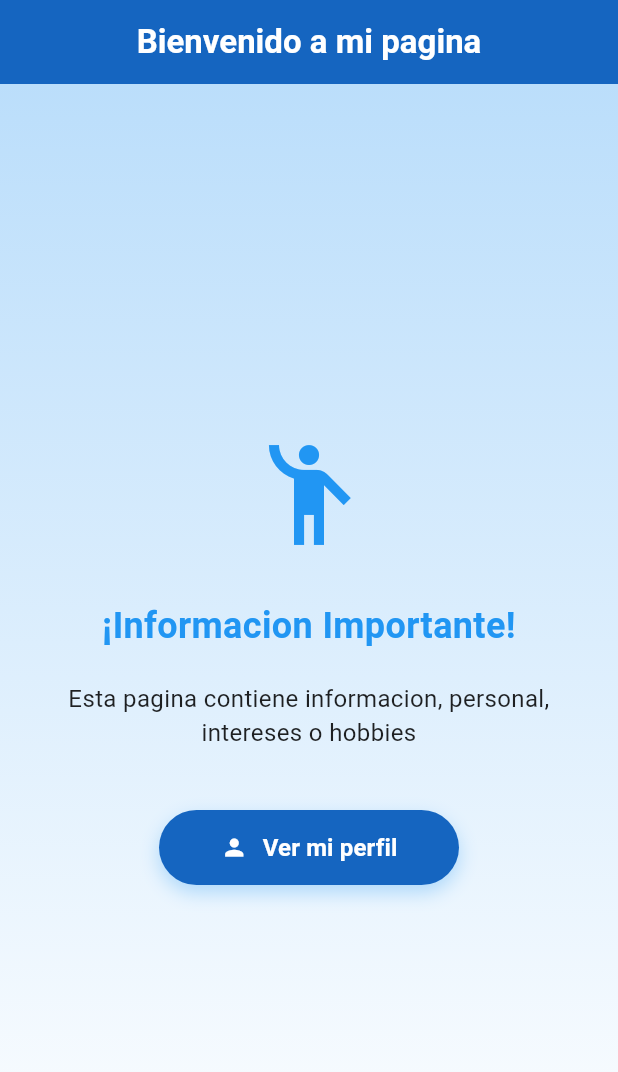
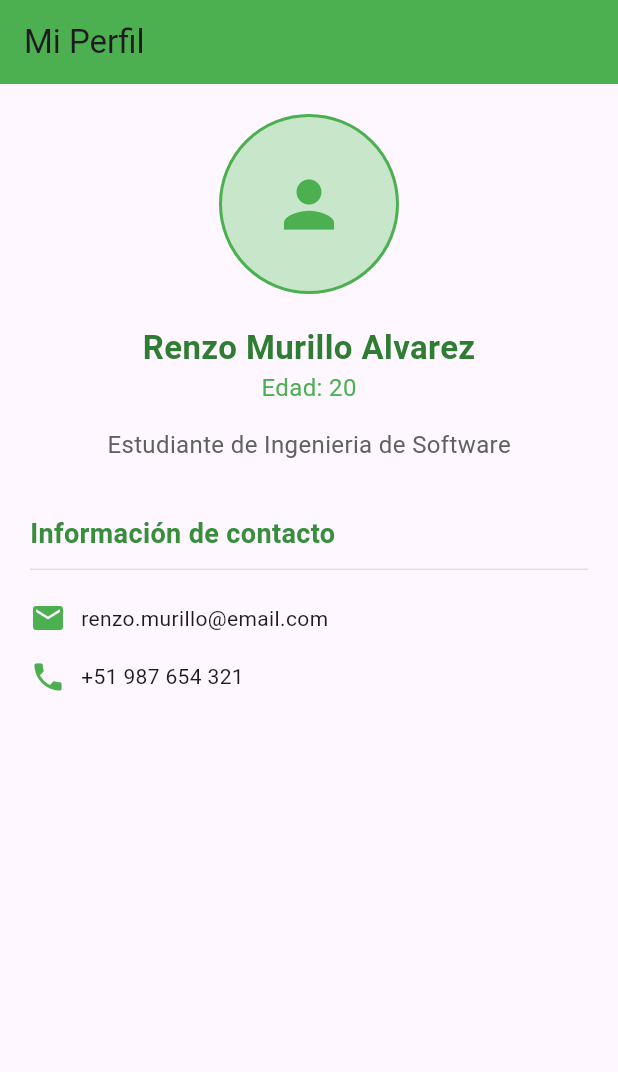
Before and after one commit to rnz23/FLUTTER_DSMV, a Flutter app: the screen it shows after launch, on a phone screen of 412 x 824 dp. Shown: the top 1072 px of the screen. Run offline on Flutter 3.47's test engine with Material 3 defaults, Android fonts, the phone set to English and light mode, and no system bars.

Commit message:
Añadiendo pantalla perfil

```diff
--- a/ejercicio1_2025/lib/main.dart
+++ b/ejercicio1_2025/lib/main.dart
@@ -1,5 +1,6 @@
 
 import 'package:ejercicio1_2025/pantalla_inicio.dart';
+import 'package:ejercicio1_2025/pantalla_perfil.dart';
 import 'package:flutter/material.dart';
 
 void main() {
@@ -17,7 +18,7 @@ class MyApp extends StatelessWidget {
       theme: ThemeData(
         colorScheme: .fromSeed(seedColor: Colors.deepPurple),
       ),
-      home: const PantallaInicio(),
+      home: const PantallaPerfil(),
     );
   }
 }
--- /dev/null
+++ b/ejercicio1_2025/lib/pantalla_perfil.dart
@@ -0,0 +1,115 @@
+import 'package:flutter/material.dart';
+
+class PantallaPerfil extends StatelessWidget {
+  const PantallaPerfil({super.key});
+
+  @override
+  Widget build(BuildContext context) {
+    return Scaffold(
+      appBar: AppBar(
+        title: const Text("Mi Perfil"),
+        backgroundColor: Colors.green,
+      ),
+      body: Column(
+        children: [
+          // Ícono de perfil (simple y funcional)
+          Container(
+            margin: const EdgeInsets.all(20),
+            width: 120,
+            height: 120,
+            decoration: BoxDecoration(
+              shape: BoxShape.circle,
+              color: Colors.green[100],
+              border: Border.all(color: Colors.green, width: 2),
+            ),
+            child: Icon(
+              Icons.person,
+              size: 50,
+              color: Colors.green,
+            ),
+          ),
+
+          // Nombre
+          Text(
+            "Renzo Murillo Alvarez",
+            style: TextStyle(
+              fontSize: 22,
+              fontWeight: FontWeight.bold,
+              color: Colors.green[800],
+            ),
+          ),
+
+          // Edad
+          Text(
+            "Edad: 20",
+            style: TextStyle(
+                fontSize: 16,
+                color: Colors.green
+            ),
+          ),
+
+          // Descripción
+          Container(
+            margin: const EdgeInsets.all(15),
+            child: Text(
+              "Estudiante de Ingenieria de Software",
+              style: TextStyle(
+                fontSize: 16,
+                color: Colors.grey[700],
+              ),
+            ),
+          ),
+
+          // Información de contacto
+          Container(
+            margin: const EdgeInsets.only(left: 20, top: 20, bottom: 10),
+            alignment: Alignment.centerLeft,
+            child: Text(
+              "Información de contacto",
+              style: TextStyle(
+                fontSize: 18,
+                fontWeight: FontWeight.bold,
+                color: Colors.green[700],
+              ),
+            ),
+          ),
+
+          // Línea divisoria
+          Container(
+            height: 1,
+            color: Colors.grey[300],
+            margin: const EdgeInsets.symmetric(horizontal: 20),
+          ),
+
+          // Información de contacto
+          Container(
+            margin: const EdgeInsets.all(20),
+            child: Column(
+              children: [
+                // Email
+                Row(
+                  children: [
+                    Icon(Icons.email, color: Colors.green),
+                    SizedBox(width: 10),
+                    Text("renzo.murillo@email.com"),
+                  ],
+                ),
+
+                SizedBox(height: 15),
+
+                // Teléfono
+                Row(
+                  children: [
+                    Icon(Icons.phone, color: Colors.green),
+                    SizedBox(width: 10),
+                    Text("+51 987 654 321"),
+                  ],
+                ),
+              ],
+            ),
+          ),
+        ],
+      ),
+    );
+  }
+}
```
